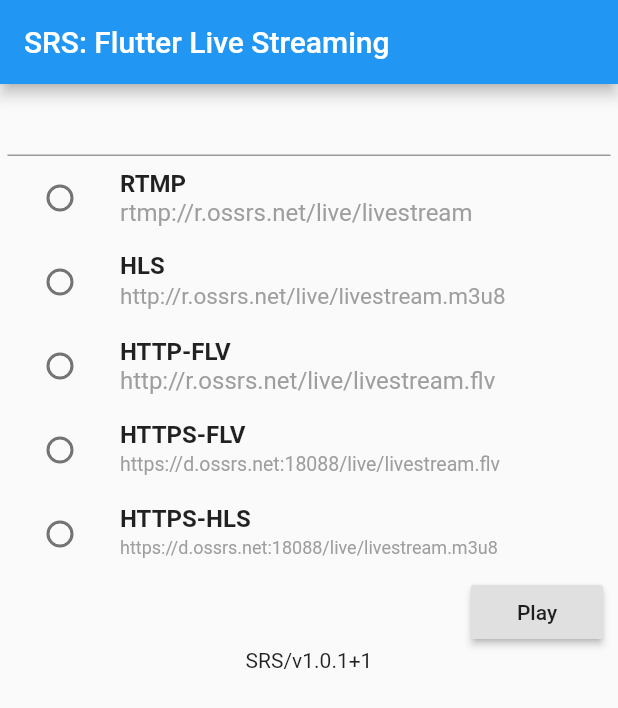
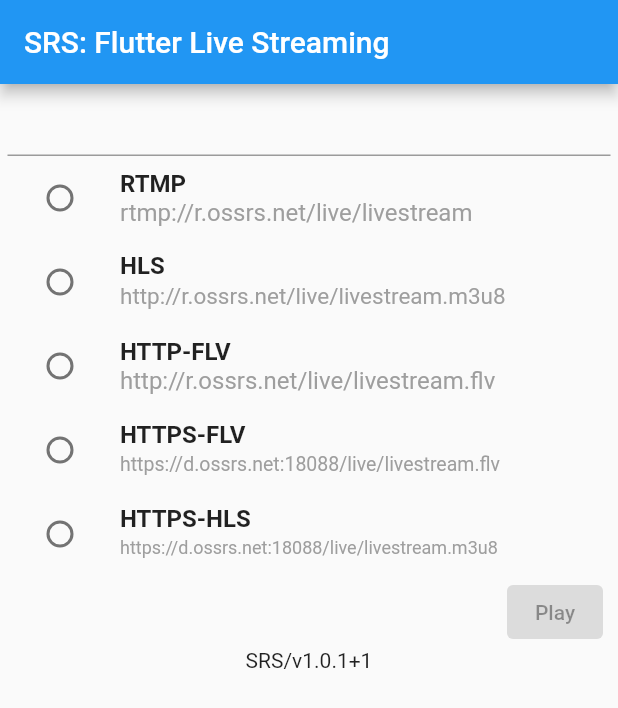
Before and after one commit to topdev0207/flutter_live, a Flutter app: the screen it shows after launch, on a phone screen of 412 x 824 dp. Shown: the top 708 px of the screen. Run offline on Flutter 3.47's test engine with Material 2 defaults, Android fonts, the phone set to English and light mode, and no system bars; our stand-ins replace package_info; missing offline and left inert: fijkplayer; statements that could not run were skipped.

Commit message:
Disable play button, if url is invalid.

```diff
--- a/example/lib/main.dart
+++ b/example/lib/main.dart
@@ -46,7 +46,7 @@ class _HomeState extends State<Home> {
       body: Column(children: [
         UrlInputDisplay(_controller),
         DemoUrlsDisplay(_url, onUseSelectedUrl),
-        ControlDisplay(() => this.startPlay(context)),
+        ControlDisplay(isUrlValid(), () => this.startPlay(context)),
         PlatformDisplay(this._info),
       ]),
     );
@@ -72,25 +72,31 @@ class _HomeState extends State<Home> {
     }
   }
 
+  bool isUrlValid() {
+    return _url != null && _url.contains('://');
+  }
+
   void startPlay(BuildContext context) {
+    if (!isUrlValid()) {
+      print('Invalid url $_url');
+      return;
+    }
+
     Navigator.push(context, MaterialPageRoute(
         builder: (context) => VideoPlayer(_url))
     );
   }
 }
 
-class ControlDisplay extends StatelessWidget {
-  final VoidCallback _onPlayUrl;
-  ControlDisplay(this._onPlayUrl);
+class UrlInputDisplay extends StatelessWidget {
+  final TextEditingController _controller;
+  UrlInputDisplay(this._controller);
 
   @override
   Widget build(BuildContext context) {
-    return Row(
-      mainAxisAlignment: MainAxisAlignment.end,
-      children: [
-        RaisedButton(child: Text('Play'), onPressed: _onPlayUrl),
-        Container(width: 10)
-      ],
+    return Container(
+      child: TextField(controller: _controller, autofocus: false),
+      padding: EdgeInsets.fromLTRB(5, 0, 5, 0),
     );
   }
 }
@@ -156,15 +162,21 @@ class DemoUrlsDisplay extends StatelessWidget {
   }
 }
 
-class UrlInputDisplay extends StatelessWidget {
-  final TextEditingController _controller;
-  UrlInputDisplay(this._controller);
+class ControlDisplay extends StatelessWidget {
+  final bool _urlAvailable;
+  final VoidCallback _onPlayUrl;
+  ControlDisplay(this._urlAvailable, this._onPlayUrl);
 
   @override
   Widget build(BuildContext context) {
-    return Container(
-      child: TextField(controller: _controller, autofocus: false),
-      padding: EdgeInsets.fromLTRB(5, 0, 5, 0),
+    return Row(
+      mainAxisAlignment: MainAxisAlignment.end,
+      children: [
+        ElevatedButton(
+          child: Text('Play'), onPressed: _urlAvailable? _onPlayUrl : null,
+        ),
+        Container(width: 10)
+      ],
     );
   }
 }
```
Also changed, not shown: 1 other file.
